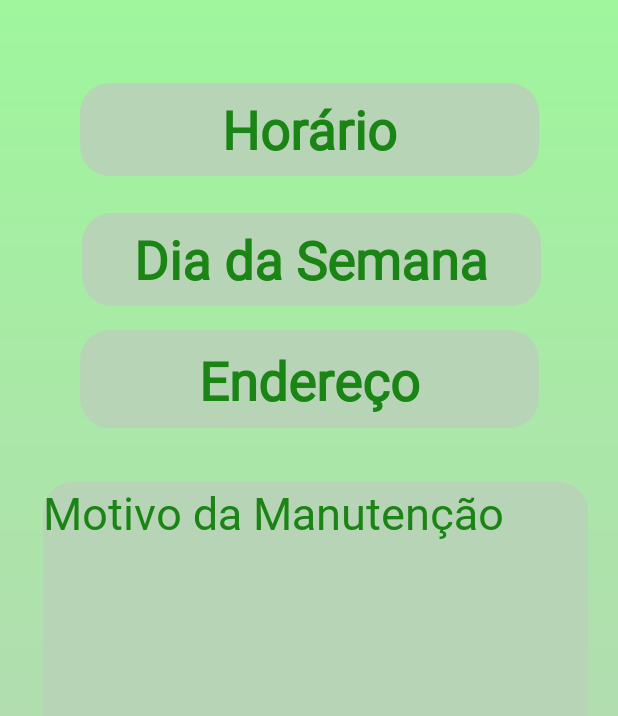
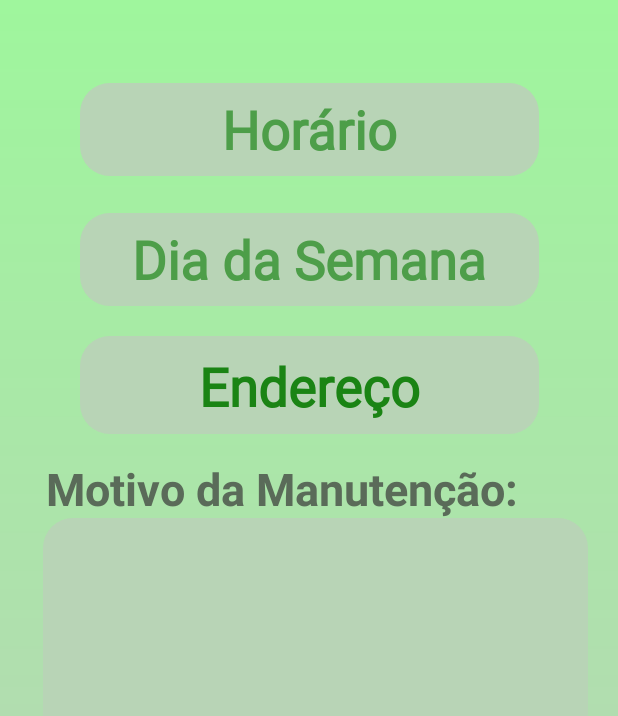
Before and after one commit to camila-frimmel/Proj._Integrador, an Android app: the ManutençãoCliente screen opened directly, with no data from a screen before it, on a phone screen of 412 x 824 dp, the part 259-975 px from its top. Run offline under Robolectric (Android 15) with nearby library versions, the phone set to English and light mode, and no system bars.

Commit message:
Algumas mudanças, nada importante - manutençãocliente

```diff
--- a/app/src/main/res/layout/activity_manutencaocliente.xml
+++ b/app/src/main/res/layout/activity_manutencaocliente.xml
@@ -53,7 +53,8 @@
                 android:hint="Horário"
                 android:inputType="time"
                 android:textAlignment="center"
-                android:textColorHint="#1A8414"
+                android:textColor="#1A8414"
+                android:textColorHint="#AD1A8414"
                 android:textSize="35dp"
                 android:textStyle="bold"
                 app:layout_constraintBottom_toTopOf="@+id/editDia"
@@ -69,19 +70,20 @@
                 android:layout_height="62dp"
                 android:layout_marginStart="54dp"
                 android:layout_marginEnd="54dp"
-                android:layout_marginBottom="16dp"
+                android:layout_marginBottom="20dp"
                 android:background="@drawable/background_corner"
                 android:ems="10"
                 android:fontFamily="@font/itim"
                 android:hint="Dia da Semana"
                 android:inputType="time"
                 android:textAlignment="center"
-                android:textColorHint="#1A8414"
+                android:textColor="#1A8414"
+                android:textColorHint="#AD1A8414"
                 android:textSize="35dp"
                 android:textStyle="bold"
                 app:layout_constraintBottom_toTopOf="@+id/ViewEndereço"
                 app:layout_constraintEnd_toEndOf="parent"
-                app:layout_constraintHorizontal_bias="1.0"
+                app:layout_constraintHorizontal_bias="0.0"
                 app:layout_constraintStart_toStartOf="parent" />
 
             <TextView
@@ -90,12 +92,13 @@
                 android:layout_height="65dp"
                 android:layout_marginStart="54dp"
                 android:layout_marginEnd="54dp"
-                android:layout_marginBottom="36dp"
+                android:layout_marginBottom="56dp"
                 android:background="@drawable/background_corner"
                 android:fontFamily="@font/itim"
                 android:hint="Endereço"
                 android:paddingVertical="10dp"
                 android:textAlignment="center"
+                android:textColor="#1A8414"
                 android:textColorHint="#1A8414"
                 android:textSize="35dp"
                 android:textStyle="bold"
@@ -104,24 +107,41 @@
                 app:layout_constraintHorizontal_bias="0.0"
                 app:layout_constraintStart_toStartOf="parent" />
 
+            <TextView
+                android:id="@+id/textView"
+                android:layout_width="wrap_content"
+                android:layout_height="wrap_content"
+                android:layout_marginStart="29dp"
+                android:layout_marginTop="290dp"
+                android:layout_marginEnd="68dp"
+                android:layout_marginBottom="257dp"
+                android:text="Motivo da Manutenção:"
+                android:textColor="#5A6B59"
+                android:textSize="30sp"
+                android:textStyle="bold"
+                app:layout_constraintBottom_toBottomOf="parent"
+                app:layout_constraintEnd_toEndOf="parent"
+                app:layout_constraintStart_toStartOf="parent"
+                app:layout_constraintTop_toTopOf="parent" />
+
             <EditText
                 android:id="@+id/editTextTextMultiLine"
                 android:layout_width="363dp"
                 android:layout_height="233dp"
                 android:layout_marginStart="29dp"
                 android:layout_marginEnd="23dp"
-                android:layout_marginBottom="48dp"
+                android:layout_marginBottom="24dp"
                 android:background="@drawable/background_corner"
                 android:ems="10"
                 android:fontFamily="@font/itim"
                 android:gravity="start|top"
-                android:hint="Motivo da Manutenção"
                 android:inputType="textMultiLine"
                 android:textAlignment="viewStart"
-                android:textColorHint="#1A8414"
+                android:textColor="#1A8414"
                 android:textSize="30dp"
                 app:layout_constraintBottom_toBottomOf="parent"
                 app:layout_constraintEnd_toEndOf="parent"
+                app:layout_constraintHorizontal_bias="0.0"
                 app:layout_constraintStart_toStartOf="parent" />
 
         </androidx.constraintlayout.widget.ConstraintLayout>
```
